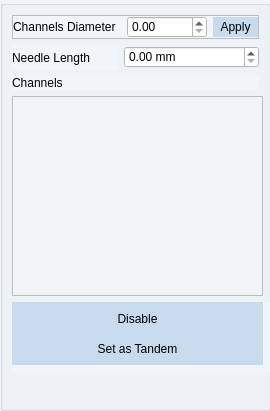
Above: src/windows/ui/channels_view.ui from brachify/brachify before the change. Below: the same form after it.
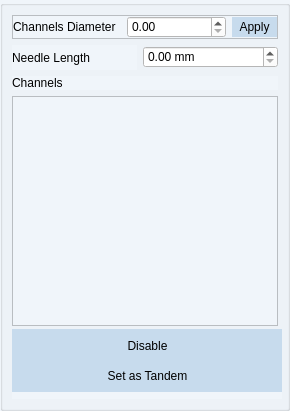
That is the form after the change.

Commit message:
- Adds information to the info box     - Patient ID     - Patient Name     - Plan ID     - Approval Status     - Operator     - Channel Labels and Numbers     - Tandem label is referenced
- Makes information pannels a little wider so that they can diplay the information a little more clearly

- Removes unused function def get_channels_from_dicom which is not referenced anywhere else in code

- Adds several varibales to the DicomData class and load them from dicom files

- As a note to the devin bug issue the Channel number associated with the ancher point will have to be deleted if it exists

Patch:
```diff
--- a/src/windows/ui/channels_view.ui
+++ b/src/windows/ui/channels_view.ui
@@ -6,7 +6,7 @@
    <rect>
     <x>0</x>
     <y>0</y>
-    <width>270</width>
+    <width>290</width>
     <height>411</height>
    </rect>
   </property>
@@ -37,19 +37,19 @@
     <rect>
      <x>0</x>
      <y>0</y>
-     <width>271</width>
+     <width>290</width>
      <height>411</height>
     </rect>
    </property>
    <property name="minimumSize">
     <size>
-     <width>271</width>
+     <width>290</width>
      <height>411</height>
     </size>
    </property>
    <property name="maximumSize">
     <size>
-     <width>271</width>
+     <width>290</width>
      <height>16777215</height>
     </size>
    </property>
@@ -65,13 +65,13 @@
       <property name="minimumSize">
        <size>
         <width>251</width>
-        <height>200</height>
+        <height>230</height>
        </size>
       </property>
       <property name="maximumSize">
        <size>
-        <width>251</width>
-        <height>200</height>
+        <width>16777215</width>
+        <height>16777215</height>
        </size>
       </property>
       <property name="styleSheet">
@@ -108,7 +108,7 @@
         <rect>
          <x>0</x>
          <y>0</y>
-         <width>251</width>
+         <width>271</width>
          <height>33</height>
         </rect>
        </property>
@@ -142,7 +142,7 @@
         <rect>
          <x>0</x>
          <y>30</y>
-         <width>251</width>
+         <width>271</width>
          <height>33</height>
         </rect>
        </property>
```
The commit also changes 14 other files.
